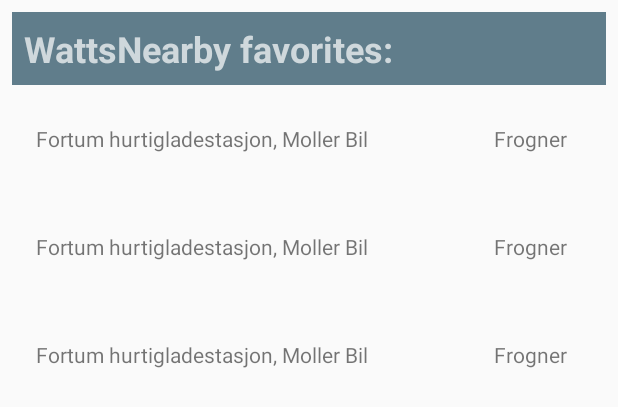
After one commit to sourcecodere/WattsNearby, an Android app: the layout widget.xml on its own in the app's theme, with its tools: preview values and no code run, on a phone screen of 412 x 824 dp. The commit adds this screen. Shown: the top 407 px of the screen. Run offline under Robolectric (Android 15) with nearby library versions, the phone set to English and light mode, and no system bars.

Commit message:
Started on widget

```diff
--- a/app/src/main/java/re/sourcecode/android/wattsnearby/MainMapActivity.java
+++ b/app/src/main/java/re/sourcecode/android/wattsnearby/MainMapActivity.java
@@ -73,6 +73,7 @@ public class MainMapActivity extends AppCompatActivity implements
 
     public static final String ARG_DETAIL_SHEET_STATION_ID = "stationid"; // Key for argument passed to the bottom sheet fragment
     public static final String ARG_DETAIL_SHEET_ABOUT = "about"; // Key for argument passed to the bottom sheet fragment
+    public static final String ARG_WIDGET_INTENT_KEY = "stationid";
 
     private GoogleApiClient mGoogleApiClient; // The google services connection.
     private LocationRequest mLocationRequest; // Periodic location request object.
--- /dev/null
+++ b/app/src/main/res/layout/widget.xml
@@ -0,0 +1,41 @@
+<?xml version="1.0" encoding="utf-8"?>
+<LinearLayout xmlns:android="http://schemas.android.com/apk/res/android"
+    android:orientation="vertical" android:layout_width="match_parent"
+    android:layout_height="match_parent"
+    android:padding="@dimen/widget_margin"
+    xmlns:tools="http://schemas.android.com/tools">
+
+        <FrameLayout
+            android:id="@+id/widget"
+            android:layout_width="match_parent"
+            android:layout_height="wrap_content">
+
+            <TextView
+                android:id="@+id/widget_text"
+                android:layout_width="match_parent"
+                android:layout_height="wrap_content"
+                android:background="@color/primary"
+                android:contentDescription="@string/widget_top_text"
+                android:padding="8dp"
+                android:text="@string/widget_top_text"
+                android:textColor="@color/primary_light"
+                android:textSize="24sp"
+                android:textStyle="bold" />
+        </FrameLayout>
+
+        <FrameLayout
+            android:layout_width="match_parent"
+            android:layout_height="0dp"
+            android:layout_weight="1">
+
+            <ListView
+                android:id="@+id/widget_list"
+                android:layout_width="match_parent"
+                android:layout_height="match_parent"
+                android:divider="@null"
+                android:dividerHeight="0dp"
+                tools:listitem="@layout/widget_station_item"
+                android:headerDividersEnabled="true"
+                android:footerDividersEnabled="true"/>
+        </FrameLayout>
+    </LinearLayout>
--- /dev/null
+++ b/app/src/main/res/layout/widget_station_item.xml
@@ -0,0 +1,38 @@
+<?xml version="1.0" encoding="utf-8"?>
+<LinearLayout xmlns:android="http://schemas.android.com/apk/res/android"
+    xmlns:tools="http://schemas.android.com/tools"
+    android:layout_width="match_parent"
+    android:id="@+id/list_item"
+    android:layout_height="72dp"
+    android:gravity="center_vertical"
+    android:orientation="horizontal"
+    android:paddingLeft="16dp"
+    android:paddingStart="16dp"
+    android:paddingRight="16dp"
+    android:paddingEnd="16dp"
+    >
+    <TextView
+        android:id="@+id/widget_item_title"
+        android:layout_width="wrap_content"
+        android:layout_height="wrap_content"
+        android:gravity="start|center_vertical"
+        tools:text="Fortum hurtigladestasjon, Moller Bil"
+        />
+    <LinearLayout
+        android:layout_width="0dp"
+        android:layout_height="wrap_content"
+        android:layout_weight="1"
+        android:gravity="end"
+        >
+        <TextView
+            android:id="@+id/widget_item_where"
+            android:layout_width="wrap_content"
+            android:layout_height="wrap_content"
+            android:paddingEnd="10sp"
+            android:paddingRight="10sp"
+            android:paddingStart="0sp"
+            android:paddingLeft="0sp"
+            tools:text="Frogner"
+            />
+    </LinearLayout>
+</LinearLayout>
--- a/app/src/main/res/values/dimens.xml
+++ b/app/src/main/res/values/dimens.xml
@@ -13,4 +13,10 @@
 
     <!-- Floating action button -->
     <dimen name="fab_margin">16dp</dimen>
+
+    <!-- Widget dimens -->
+    <dimen name="widget_margin">8dp</dimen>
+    <dimen name="widget_default_width">250dp</dimen>
+    <dimen name="widget_default_height">180dp</dimen>
+
 </resources>
--- a/app/src/main/res/values/strings.xml
+++ b/app/src/main/res/values/strings.xml
@@ -86,9 +86,12 @@
     <string name="credit_ic_type1_css">By GreatDrok - CC BY-SA 4.0, commons.wikimedia.org/w/index.php?curid=48432291</string>
     <string name="credit_ic_type1_j1772">By GreatDrok - CC BY-SA 4.0, commons.wikimedia.org/w/index.php?curid=48432296</string>
 
-<!-- Bottom sheet -->
+    <!-- Bottom sheet -->
     <string name="switch_favorite">Favorite: </string>
     <string name="connection_power" formatted="false" translatable="false">"%.0fV/%.0fA/%.0fkW"</string>
     <string name="fast_charger">Fast charger</string>
 
+    <!-- Widget top text -->
+    <string name="widget_title" translatable="false">WattsNearby</string>
+    <string name="widget_top_text">WattsNearby favorites:</string>
 </resources>
```
Also changed, not shown: app/src/main/AndroidManifest.xml (+17 -1 lines), app/src/main/java/re/sourcecode/android/wattsnearby/widget/WattsWidgetProvider.java (added, +92 -0 lines), app/src/main/java/re/sourcecode/android/wattsnearby/widget/WattsWidgetRemoteViewService.java (added, +151 -0 lines), app/src/main/res/xml/widget_info.xml (added, +8 -0 lines).
